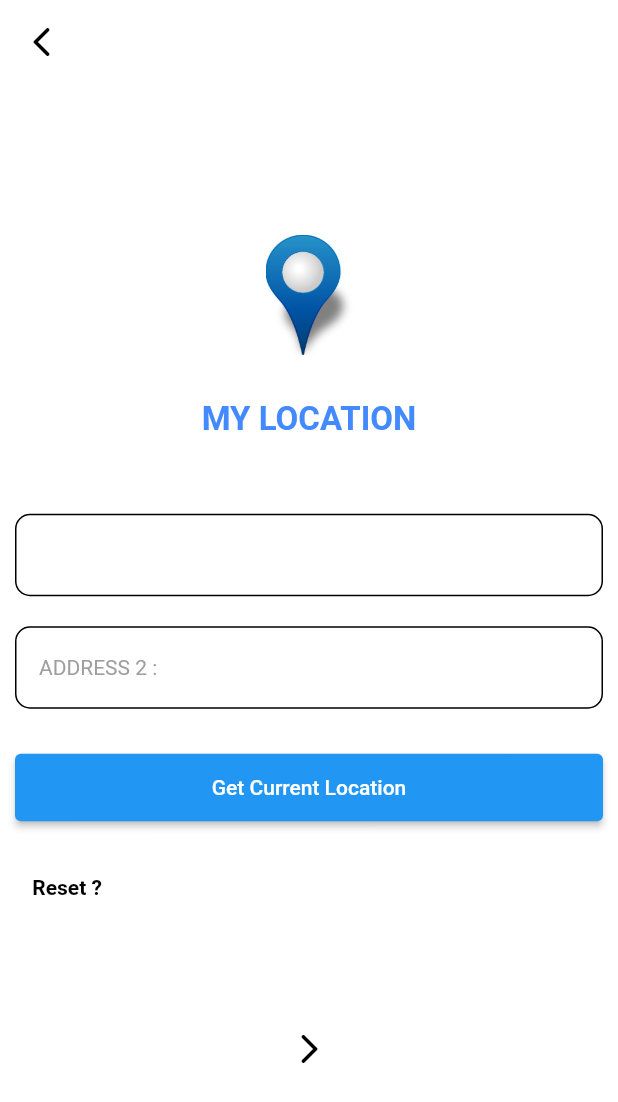
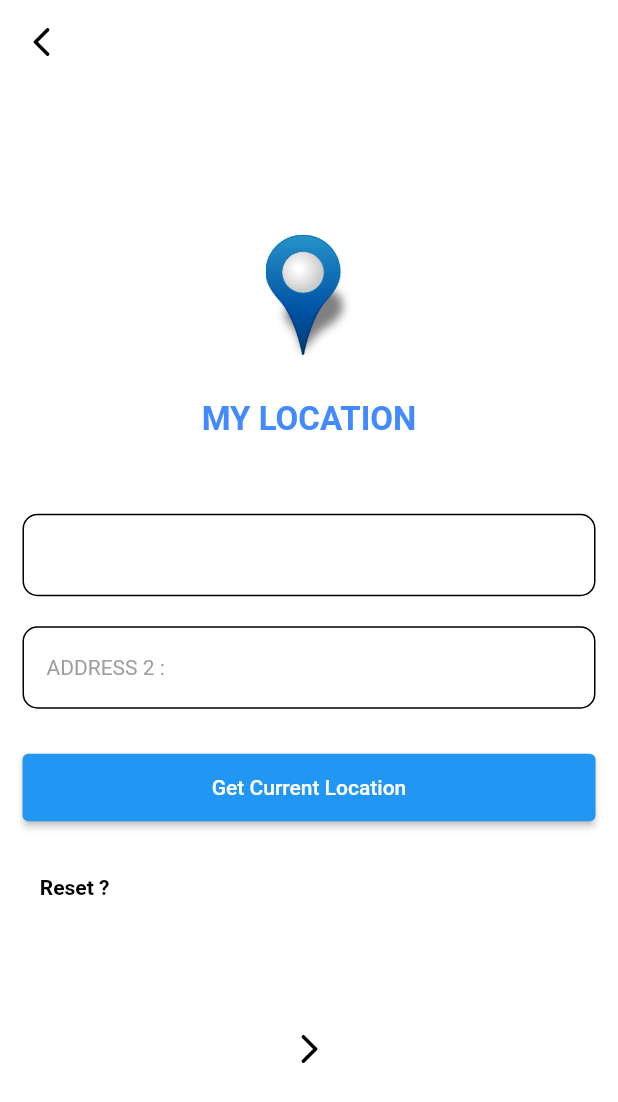
Before and after one commit to NanaaOsakii/verification_otp, a Flutter app: the MyLocation screen opened by its route, on a phone screen of 412 x 824 dp. Shown: the top 1102 px of the screen. Run offline on Flutter 3.47's test engine with Material 2 defaults, Android fonts, the light colour scheme and no system bars; our stand-ins replace animated_text_kit, firebase_auth, firebase_core, geocoding, geolocator, pinput; missing offline and left inert: fl_country_code_picker; accounts and stored records are empty.

Commit message:
new file added

```diff
--- a/lib/location.dart
+++ b/lib/location.dart
@@ -85,7 +85,7 @@ class _MyLocationState extends State<MyLocation> {
       ),
 
       body: Container(
-        margin: EdgeInsets.only(left: 10, right: 10),
+        margin: EdgeInsets.only(left: 15, right: 15),
         alignment: Alignment.center,
         child: SingleChildScrollView(
           child: Column(
--- a/lib/verify.dart
+++ b/lib/verify.dart
@@ -134,7 +134,7 @@ class _MyVerifyState extends State<MyVerify> {
                     onPressed: () {
                       Navigator.pushNamedAndRemoveUntil(
                         context,
-                        'verify',
+                        'phone',
                             (route) => false,
                       );
                     },
```
